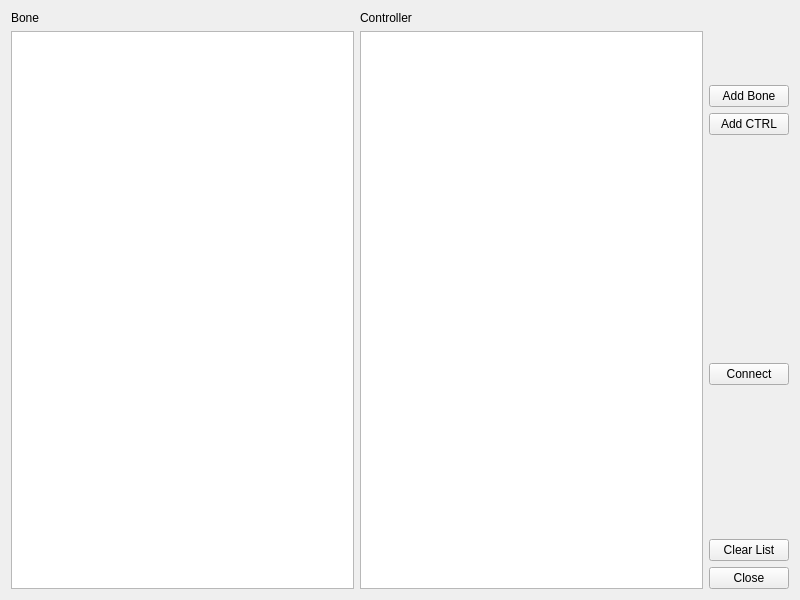
This is FK_Controller_Tool/FK_Controller_Tool.ui in frozen4sh/maya_tools as Qt 5 draws it before an edit. The edited form follows.
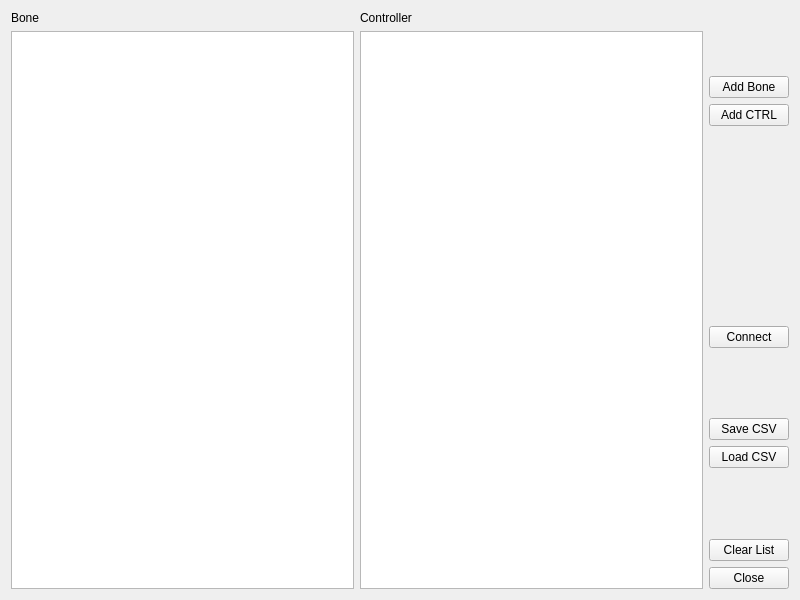
This is the edited form.

Commit message: 20240307 1. Save and load list to/from CSV - done

Diff of the .ui file:
```diff
--- a/FK_Controller_Tool/FK_Controller_Tool.ui
+++ b/FK_Controller_Tool/FK_Controller_Tool.ui
@@ -147,6 +147,20 @@
          </property>
         </spacer>
        </item>
+       <item>
+        <widget class="QPushButton" name="btn_saveCSV">
+         <property name="text">
+          <string>Save CSV</string>
+         </property>
+        </widget>
+       </item>
+       <item>
+        <widget class="QPushButton" name="btn_loadCSV">
+         <property name="text">
+          <string>Load CSV</string>
+         </property>
+        </widget>
+       </item>
        <item>
         <spacer name="verticalSpacer">
          <property name="orientation">
```
The commit also changes 2 other files.
